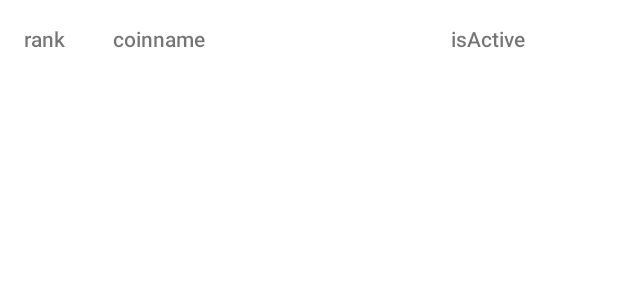
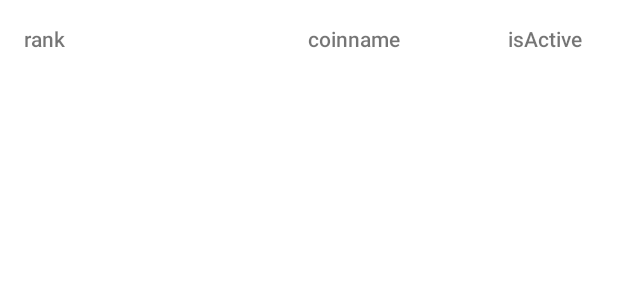
Before and after one commit to mohamedebrahem13/Cryptocurrency, an Android app: the layout coin_list_item.xml on its own in the app's theme, with its tools: preview values and no code run, on a phone screen of 412 x 824 dp. Shown: the top 300 px of the screen. Run offline under Robolectric (Android 15) with nearby library versions, the phone set to English and light mode, and no system bars.

```diff
--- a/app/src/main/res/layout/coin_list_item.xml
+++ b/app/src/main/res/layout/coin_list_item.xml
@@ -27,6 +27,8 @@
             android:layout_marginBottom="16dp"
             app:fontFamily="sans-serif-medium"
             app:layout_constraintBottom_toBottomOf="parent"
+            app:layout_constraintEnd_toStartOf="@+id/coinname"
+            app:layout_constraintHorizontal_bias="0.0"
             app:layout_constraintStart_toStartOf="parent"
             app:layout_constraintTop_toTopOf="parent"
             app:layout_constraintVertical_bias="0.0"
@@ -37,13 +39,13 @@
             android:id="@+id/coinname"
             android:layout_width="wrap_content"
             android:layout_height="wrap_content"
-            android:layout_marginStart="32dp"
             android:layout_marginTop="16dp"
+            android:layout_marginEnd="72dp"
             android:layout_marginBottom="16dp"
             android:text="@{coin.name}"
             app:fontFamily="sans-serif-medium"
             app:layout_constraintBottom_toBottomOf="parent"
-            app:layout_constraintStart_toEndOf="@+id/rank"
+            app:layout_constraintEnd_toStartOf="@+id/isActive"
             app:layout_constraintTop_toTopOf="parent"
             app:layout_constraintVertical_bias="0.0"
             tools:text="coinname" />
@@ -53,14 +55,13 @@
             android:layout_width="wrap_content"
             android:layout_height="wrap_content"
             android:layout_marginTop="16dp"
+            android:layout_marginEnd="24dp"
             android:layout_marginBottom="16dp"
             app:fontFamily="sans-serif-medium"
             app:isActive="@{coin.active}"
             app:isActiveColor="@{coin.active}"
             app:layout_constraintBottom_toBottomOf="parent"
             app:layout_constraintEnd_toEndOf="parent"
-            app:layout_constraintHorizontal_bias="0.726"
-            app:layout_constraintStart_toEndOf="@+id/coinname"
             app:layout_constraintTop_toTopOf="parent"
             app:layout_constraintVertical_bias="0.0"
             tools:text="isActive" />
```
